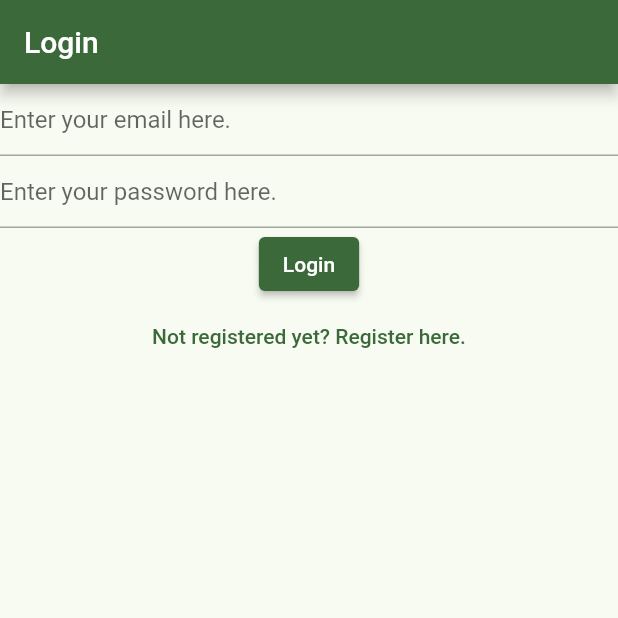
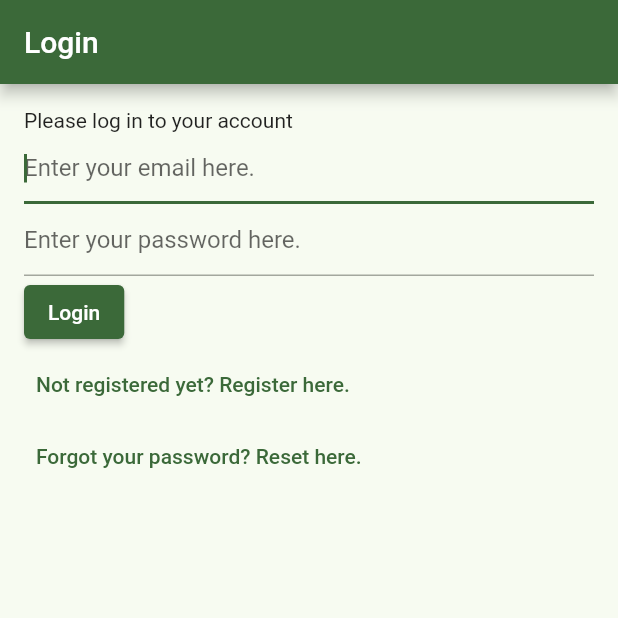
Before and after one commit to kumarbishnu/flutternotes, a Flutter app: the screen it shows after launch, on a phone screen of 412 x 824 dp, the top half of it. Run offline on Flutter 3.47's test engine with Material 2 defaults, Android fonts, the phone set to English and light mode, and no system bars; our stand-ins replace bloc, cloud_firestore, equatable, firebase_auth, firebase_core, flutter_bloc and 1 more; accounts and stored records are empty.

Commit message:
Add Forgot Password feature

```diff
--- a/lib/main.dart
+++ b/lib/main.dart
@@ -6,6 +6,7 @@ import 'package:flutternotes/services/auth/bloc/auth_bloc.dart';
 import 'package:flutternotes/services/auth/bloc/auth_event.dart';
 import 'package:flutternotes/services/auth/bloc/auth_state.dart';
 import 'package:flutternotes/services/auth/firebase_auth_provider.dart';
+import 'package:flutternotes/views/forgot_password_view.dart';
 import 'package:flutternotes/views/notes/edit_note_view.dart';
 import 'package:flutternotes/views/notes/notes_view.dart';
 import 'package:flutternotes/views/register_view.dart';
@@ -61,6 +62,8 @@ class HomePage extends StatelessWidget {
             return const LoginView();
           case AuthStateRegistering:
             return const RegisterView();
+          case AuthStateForgotPassword:
+            return const ForgotPasswordView();
           default:
             return const Scaffold(
               body: CircularProgressIndicator(),
--- a/lib/services/auth/auth_provider.dart
+++ b/lib/services/auth/auth_provider.dart
@@ -8,4 +8,5 @@ abstract class AuthProvider {
   Future<AuthUser> login({required String email, required String password});
   Future<void> sendVerificationEmail();
   Future<void> logout();
+  Future<void> sendPasswordReset({required String toEmail});
 }
--- a/lib/services/auth/auth_service.dart
+++ b/lib/services/auth/auth_service.dart
@@ -25,4 +25,7 @@ class AuthService implements AuthProvider {
 
   @override
   Future<void> logout() => provider.logout();
+
+  @override
+  Future<void> sendPasswordReset({required String toEmail}) => provider.sendPasswordReset(toEmail: toEmail);
 }
--- a/lib/services/auth/bloc/auth_event.dart
+++ b/lib/services/auth/bloc/auth_event.dart
@@ -29,6 +29,11 @@ class AuthEventShouldRegister extends AuthEvent {
   const AuthEventShouldRegister();
 }
 
+class AuthEventForgotPassword extends AuthEvent {
+  final String? email;
+  const AuthEventForgotPassword({this.email});
+}
+
 class AuthEventLogout extends AuthEvent {
   const AuthEventLogout();
 }
--- a/lib/services/auth/bloc/auth_state.dart
+++ b/lib/services/auth/bloc/auth_state.dart
@@ -22,6 +22,17 @@ class AuthStateRegistering extends AuthState {
   const AuthStateRegistering({required this.exception, required bool isLoading}) : super(isLoading: isLoading);
 }
 
+class AuthStateForgotPassword extends AuthState {
+  final Exception? exception;
+  final bool hasSentEmail;
+
+  const AuthStateForgotPassword({
+    required this.exception,
+    required this.hasSentEmail,
+    required bool isLoading
+  }) : super(isLoading: isLoading);
+}
+
 class AuthStateLoggedIn extends AuthState {
   final AuthUser user;
   const AuthStateLoggedIn({required this.user, required bool isLoading}) : super(isLoading: isLoading);
--- /dev/null
+++ b/lib/utilities/dialogs/password_reset_email_sent_dialog.dart
@@ -0,0 +1,13 @@
+import 'package:flutter/material.dart';
+import 'package:flutternotes/utilities/dialogs/generic_dialog.dart';
+
+Future<void> showPasswordResetSentDialog(BuildContext context) {
+  return showGenericDialog(
+    context: context,
+    title: 'Password Reset',
+    content: 'We have sent you a password reset link. Please check your email.',
+    optionBuilder: () => {
+      'OK': null,
+    },
+  );
+}
--- a/lib/views/login_view.dart
+++ b/lib/views/login_view.dart
@@ -51,12 +51,17 @@ class _LoginViewState extends State<LoginView> {
         appBar: AppBar(
           title: const Text('Login'),
         ),
-        body: Column(
+        body: Padding(
+          padding: const EdgeInsets.all(16.0),
+          child: Column(
+            crossAxisAlignment: CrossAxisAlignment.start,
             children: [
+              const Text('Please log in to your account'),
               TextField(
                 controller: _emailController,
                 enableSuggestions: false,
                 autocorrect: false,
+                autofocus: true,
                 keyboardType: TextInputType.emailAddress,
                 decoration: const InputDecoration(
                     hintText: 'Enter your email here.'
@@ -83,7 +88,12 @@ class _LoginViewState extends State<LoginView> {
                 onPressed: () => context.read<AuthBloc>().add(const AuthEventShouldRegister()),
                 child: const Text('Not registered yet? Register here.'),
               ),
+              TextButton(
+                onPressed: () => context.read<AuthBloc>().add(const AuthEventForgotPassword()),
+                child: const Text('Forgot your password? Reset here.'),
+              ),
             ],
+          ),
         ),
       ),
     );
```
Also changed, not shown: lib/services/auth/bloc/auth_bloc.dart (+15 -0 lines), lib/services/auth/firebase_auth_provider.dart (+18 -0 lines), lib/views/forgot_password_view.dart (added, +77 -0 lines), lib/views/register_view.dart (+7 -1 lines), 1 other file. Lines whose indentation alone changed are shown as unchanged.
